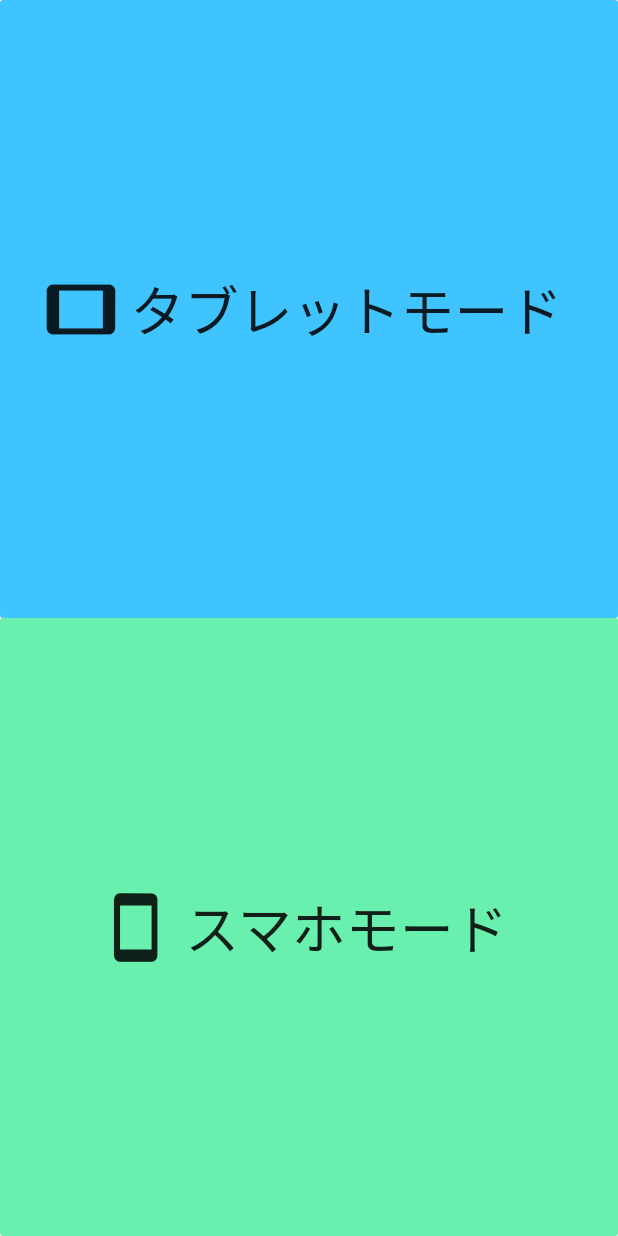
After one commit to charakuri-8/time_recorder_app, a Flutter app: the screen it shows after launch, on a phone screen of 412 x 824 dp. The commit adds this screen. Run offline on Flutter 3.47's test engine with Material 2 defaults, Android fonts, the phone set to English and light mode, and no system bars; our stand-ins replace cloud_firestore, firebase_core; accounts and stored records are empty.

Commit message:
調整的な

```diff
--- /dev/null
+++ b/lib/choice_page.dart
@@ -0,0 +1,70 @@
+import 'package:flutter/material.dart';
+import 'package:timerecorderapp/tablet_mode/home_page.dart';
+
+class ChoicePage extends StatelessWidget {
+  @override
+  Widget build(BuildContext context) {
+    return Scaffold(
+      body: Container(
+        child: Column(
+          crossAxisAlignment: CrossAxisAlignment.stretch,
+          children: <Widget>[
+            Expanded(
+              child: FlatButton(
+                onPressed: () {
+                  Navigator.pushReplacement(
+                    context,
+                    MaterialPageRoute(builder: (context) => TabletHomePage()),
+                  );
+                },
+                color: Colors.lightBlueAccent,
+                child: Row(
+                  mainAxisAlignment: MainAxisAlignment.center,
+                  children: <Widget>[
+                    Icon(
+                      Icons.tablet,
+                      size: 50,
+                    ),
+                    Container(
+                      padding: const EdgeInsets.all(8.0),
+                      child: Text(
+                        'タブレットモード',
+                        style: TextStyle(
+                          fontSize: 36.0,
+                        ),
+                      ),
+                    ),
+                  ],
+                ),
+              ),
+            ),
+            Expanded(
+              child: FlatButton(
+                onPressed: () {},
+                color: Colors.greenAccent,
+                child: Row(
+                  mainAxisAlignment: MainAxisAlignment.center,
+                  children: <Widget>[
+                    Icon(
+                      Icons.smartphone,
+                      size: 50,
+                    ),
+                    Container(
+                      padding: const EdgeInsets.all(8.0),
+                      child: Text(
+                        'スマホモード',
+                        style: TextStyle(
+                          fontSize: 36.0,
+                        ),
+                      ),
+                    ),
+                  ],
+                ),
+              ),
+            ),
+          ],
+        ),
+      ),
+    );
+  }
+}
--- a/lib/main.dart
+++ b/lib/main.dart
@@ -1,9 +1,10 @@
 import 'package:flutter/material.dart';
+import 'package:timerecorderapp/choice_page.dart';
 import 'package:timerecorderapp/start_page.dart';
 import 'package:flutter/rendering.dart';
 
 void main() async {
-  debugPaintSizeEnabled = false;
+  debugPaintSizeEnabled = true;
   runApp(MyApp());
 }
 
@@ -15,7 +16,7 @@ class MyApp extends StatelessWidget {
       theme: ThemeData(
         fontFamily: "NotoSansJP",
       ),
-      home: StartPage(),
+      home: ChoicePage(),
     );
   }
 }
```
Also changed, not shown: lib/tablet_mode/home_page.dart (added, +73 -0 lines), pubspec.lock.
